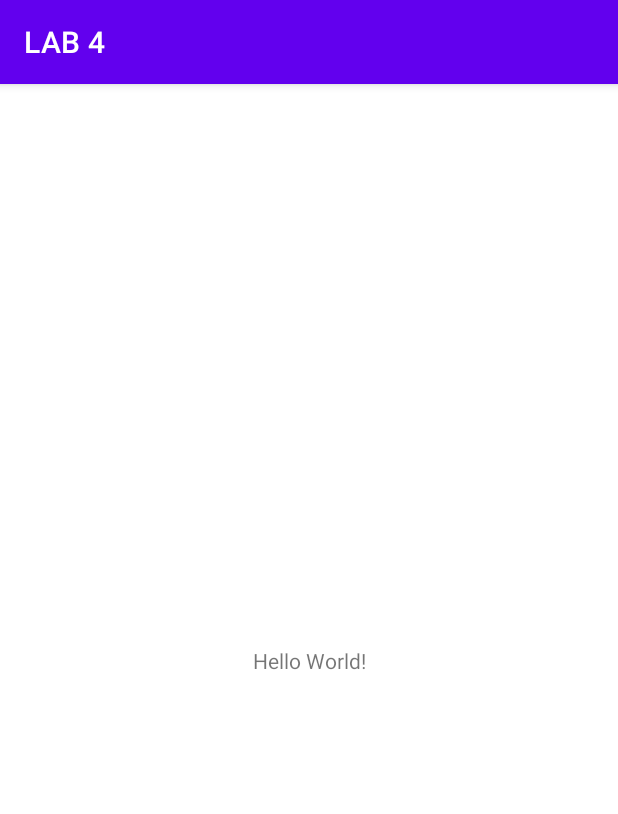
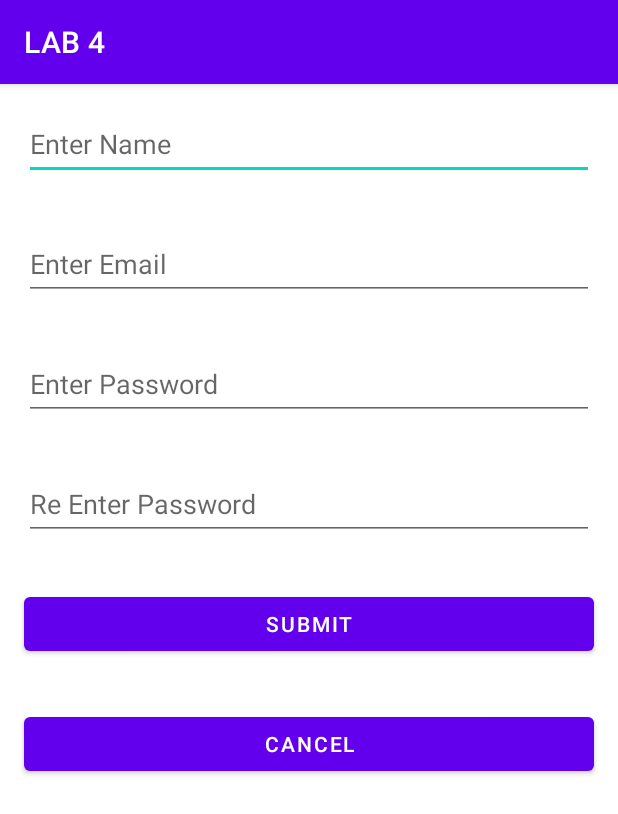
Before and after one commit to IT21340796/Lab4MAD, an Android app: the screen it shows after launch (MainActivity), on a phone screen of 412 x 824 dp. Shown: the top 814 px of the screen. Run offline under Robolectric (Android 15) with nearby library versions, the phone set to English and light mode, and no system bars.

Commit message:
Designed the Login Form

```diff
--- a/app/src/main/res/layout/activity_main.xml
+++ b/app/src/main/res/layout/activity_main.xml
@@ -1,18 +1,70 @@
 <?xml version="1.0" encoding="utf-8"?>
-<androidx.constraintlayout.widget.ConstraintLayout xmlns:android="http://schemas.android.com/apk/res/android"
+<LinearLayout xmlns:android="http://schemas.android.com/apk/res/android"
     xmlns:app="http://schemas.android.com/apk/res-auto"
     xmlns:tools="http://schemas.android.com/tools"
     android:layout_width="match_parent"
     android:layout_height="match_parent"
+    android:orientation="vertical"
     tools:context=".MainActivity">
 
-    <TextView
-        android:layout_width="wrap_content"
+    <com.google.android.material.textfield.TextInputEditText
+        android:id="@+id/edtName"
+        android:layout_width="match_parent"
+        android:layout_height="48dp"
+        android:layout_marginLeft="16dp"
+        android:layout_marginTop="16dp"
+        android:layout_marginRight="16dp"
+        android:layout_marginBottom="16dp"
+        android:hint="Enter Name" />
+
+    <com.google.android.material.textfield.TextInputEditText
+        android:id="@+id/edtEmail"
+        android:layout_width="match_parent"
+        android:layout_height="48dp"
+        android:hint="Enter Email"
+        android:layout_marginLeft="16dp"
+        android:layout_marginRight="16dp"
+        android:layout_marginTop="16dp"
+        android:layout_marginBottom="16dp"/>
+
+    <com.google.android.material.textfield.TextInputEditText
+        android:id="@+id/edtPassword"
+        android:layout_width="match_parent"
+        android:layout_height="48dp"
+        android:hint="Enter Password"
+        android:layout_marginLeft="16dp"
+        android:layout_marginRight="16dp"
+        android:layout_marginTop="16dp"
+        android:layout_marginBottom="16dp"
+        />
+
+    <com.google.android.material.textfield.TextInputEditText
+        android:id="@+id/edtReTypePassword"
+        android:layout_width="match_parent"
+        android:layout_height="48dp"
+        android:hint="Re Enter Password"
+        android:layout_marginLeft="16dp"
+        android:layout_marginRight="16dp"
+        android:layout_marginTop="16dp"
+        android:layout_marginBottom="16dp"/>
+
+    <Button
+        android:id="@+id/btnSubmit"
+        android:layout_width="match_parent"
         android:layout_height="wrap_content"
-        android:text="Hello World!"
-        app:layout_constraintBottom_toBottomOf="parent"
-        app:layout_constraintEnd_toEndOf="parent"
-        app:layout_constraintStart_toStartOf="parent"
-        app:layout_constraintTop_toTopOf="parent" />
+        android:text="SUBMIT"
+        android:layout_marginLeft="16dp"
+        android:layout_marginRight="16dp"
+        android:layout_marginTop="16dp"
+        android:layout_marginBottom="16dp"/>
 
-</androidx.constraintlayout.widget.ConstraintLayout>
+    <Button
+        android:id="@+id/btnCancel"
+        android:layout_width="match_parent"
+        android:layout_height="wrap_content"
+        android:text="Cancel"
+        android:layout_marginLeft="16dp"
+        android:layout_marginRight="16dp"
+        android:layout_marginTop="16dp"
+        android:layout_marginBottom="16dp"/>
+</LinearLayout>
```
